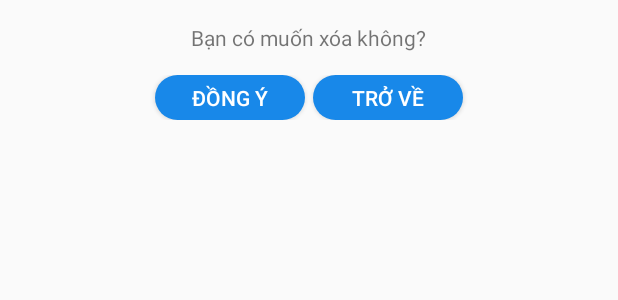
After one commit to chonhuong/GDPTQuangTri, an Android app: the layout dialog_delete.xml on its own in the app's theme, with its tools: preview values and no code run, on a phone screen of 412 x 824 dp. The commit adds this screen. Shown: the top 300 px of the screen. Run offline under Robolectric (Android 15) with nearby library versions, the phone set to English and light mode, and no system bars.

Commit message:
AD10....

```diff
--- a/app/src/main/java/com/example/gdptquangtri/FragmentNewsGDPT.java
+++ b/app/src/main/java/com/example/gdptquangtri/FragmentNewsGDPT.java
@@ -305,10 +305,10 @@ public class FragmentNewsGDPT extends Fragment {
                 }
             }
 
-
+            myProgress.dismiss();
             adapterTinTucGDPT.notifyDataSetChanged();
             viewPagerAdapterTinTucGDPT.notifyDataSetChanged();
-            myProgress.dismiss();
+
 
             // Toast.makeText(getActivity(), tieuDe, Toast.LENGTH_SHORT).show();
         }
--- a/app/src/main/java/com/example/gdptquangtri/FragmentNewsPS.java
+++ b/app/src/main/java/com/example/gdptquangtri/FragmentNewsPS.java
@@ -310,10 +310,10 @@ public class FragmentNewsPS extends Fragment {
 
             }
 
-
+            myProgress.dismiss();
             adapterPS.notifyDataSetChanged();
             viewPagerAdapterPhatSu.notifyDataSetChanged();
-            myProgress.dismiss();
+
 
             // Toast.makeText(,tieuDe,Toast.LENGTH_SHORT).show();
         }
--- /dev/null
+++ b/app/src/main/res/layout/dialog_delete.xml
@@ -0,0 +1,45 @@
+<?xml version="1.0" encoding="utf-8"?>
+
+<LinearLayout xmlns:android="http://schemas.android.com/apk/res/android"
+    android:layout_width="match_parent"
+    android:layout_height="match_parent"
+    android:orientation="vertical">
+
+    <LinearLayout
+        android:layout_width="280dp"
+        android:layout_height="100dp"
+        android:layout_gravity="center"
+        android:orientation="vertical">
+
+        <TextView
+            android:layout_width="wrap_content"
+            android:layout_height="wrap_content"
+            android:layout_gravity="center"
+            android:layout_marginTop="15dp"
+            android:text="Bạn có muốn xóa không?" />
+
+        <LinearLayout
+            android:layout_width="match_parent"
+            android:layout_height="wrap_content"
+            android:layout_marginTop="15dp"
+            android:gravity="center">
+
+            <Button
+                android:layout_width="100dp"
+                android:layout_height="30dp"
+                android:background="@drawable/custom_button"
+                android:onClick="OnClickDongY"
+                android:text="Đồng ý"
+                android:textColor="#fff" />
+
+            <Button
+                android:layout_width="100dp"
+                android:layout_height="30dp"
+                android:layout_marginLeft="5dp"
+                android:background="@drawable/custom_button"
+                android:onClick="OnClickTroVe"
+                android:text="Trở về"
+                android:textColor="#fff" />
+        </LinearLayout>
+    </LinearLayout>
+</LinearLayout>
--- a/app/src/main/res/layout/viewpager_phatsu.xml
+++ b/app/src/main/res/layout/viewpager_phatsu.xml
@@ -18,13 +18,17 @@
         android:src="@drawable/ic_gdpt" />
 
     <TextView
+        android:layout_gravity="bottom"
         android:id="@+id/titleViewPagerPS"
         android:layout_width="match_parent"
         android:layout_height="wrap_content"
-        android:layout_gravity="bottom"
+        android:background="@color/common_google_signin_btn_text_light_focused"
         android:layout_marginLeft="5dp"
         android:layout_marginBottom="3dp"
+        android:padding="5dp"
+        android:text="jjjjjjjjjjjjjjjjjjjjjjjjjjjjjjjjj"
         android:textColor="#ffff"
         android:textSize="15sp"
         android:textStyle="bold" />
+
 </FrameLayout>
--- a/app/src/main/res/layout/viewpager_titucgdpt.xml
+++ b/app/src/main/res/layout/viewpager_titucgdpt.xml
@@ -18,6 +18,7 @@
         android:src="@drawable/ic_gdpt" />
 
     <TextView
+        android:background="@color/common_google_signin_btn_text_light_focused"
         android:id="@+id/titleViewPagerGDPT"
         android:layout_width="match_parent"
         android:layout_height="wrap_content"
```
Also changed, not shown: app/src/main/java/com/example/gdptquangtri/ViewTroChoi.java (+35 -13 lines), app/src/main/res/layout/trochoi_list_item.xml (+30 -3 lines).
